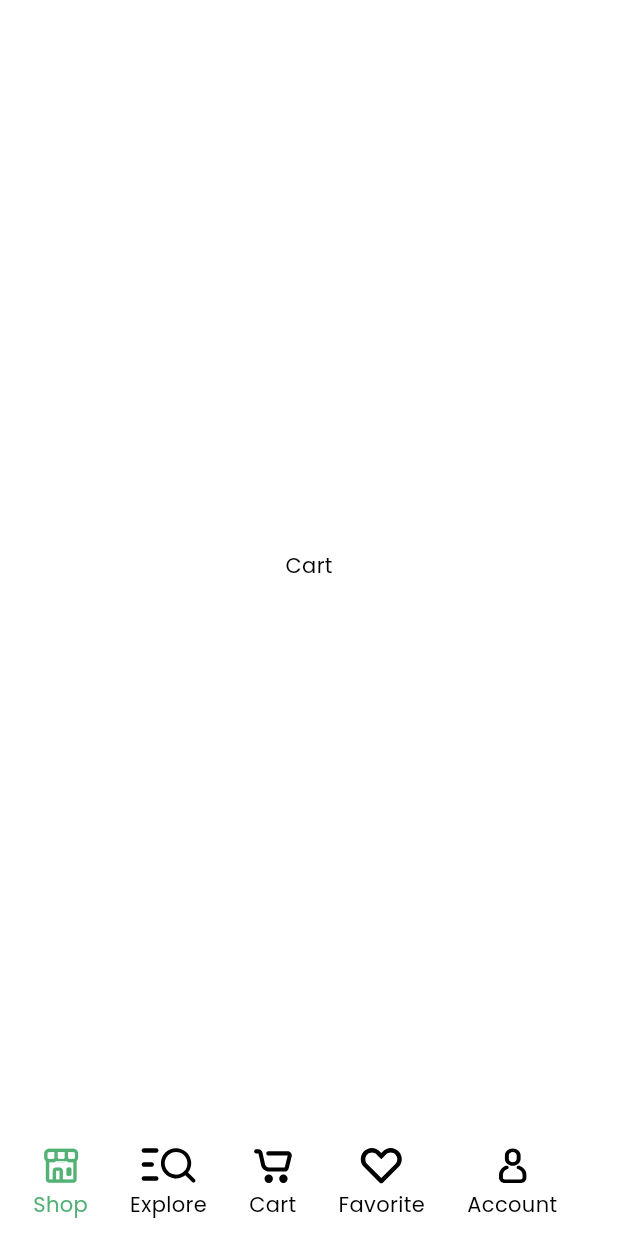
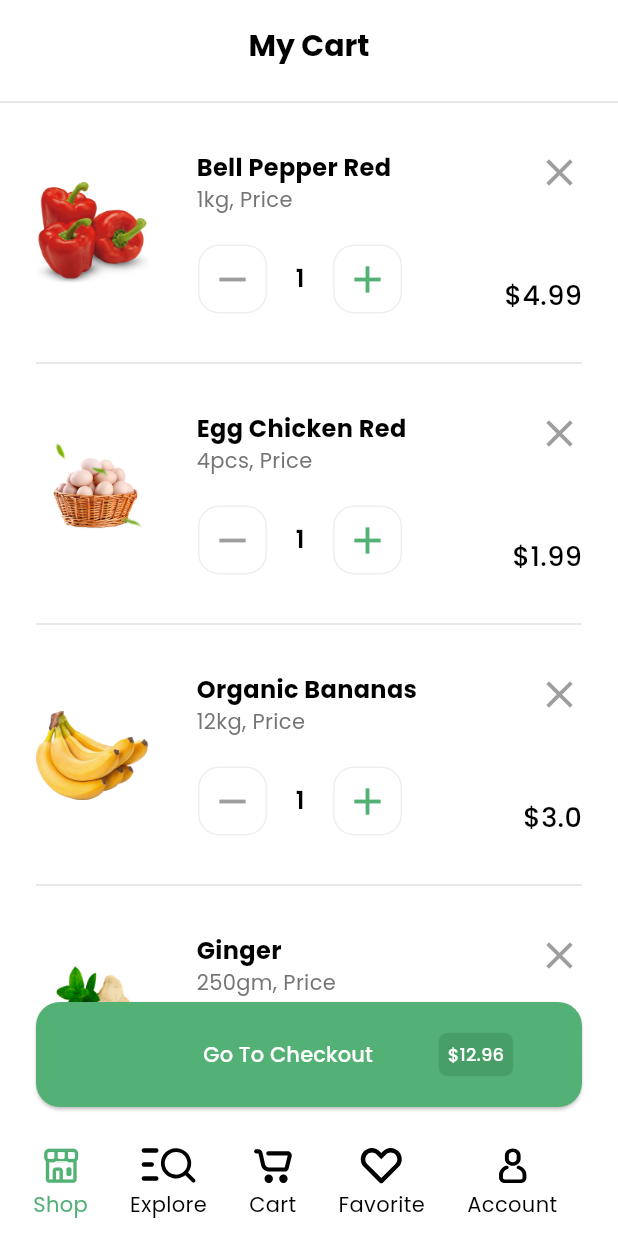
Before and after one commit to Abdalrahman-Alhamod/nectar-app, a Flutter app: the screen it shows after launch, swiped to page 3, on a phone screen of 412 x 824 dp. Run offline on Flutter 3.47's test engine with Material 3 defaults, Android fonts, the light colour scheme and no system bars; our stand-ins replace flutter_svg, go_router.

Commit message:
finish cart view

```diff
--- a/lib/core/assets/app_images.dart
+++ b/lib/core/assets/app_images.dart
@@ -22,4 +22,5 @@ abstract final class AppImages {
   static const shopIcon = '$_path/shop-icon.png';
   static const sprite = '$_path/sprite.png';
   static const userIcon = '$_path/user-icon.png';
+  static const eggChickenRed = '$_path/egg-chicken-red.png';
 }
--- a/lib/core/utils/app_route.dart
+++ b/lib/core/utils/app_route.dart
@@ -1,4 +1,3 @@
-
 import 'package:flutter/material.dart';
 import 'package:go_router/go_router.dart';
 import 'package:nectar_app/src/Find_Products/presentation/views/beverages_view.dart';
@@ -17,7 +16,7 @@ class AppRoute {
           return const HomeView();
         },
       ),
-       GoRoute(
+      GoRoute(
         path: kBeveragesView,
         builder: (BuildContext context, GoRouterState state) {
           // return const SplashView();
--- /dev/null
+++ b/lib/src/Cart/domain/entities/cart_item.dart
@@ -0,0 +1,8 @@
+class CartItem {
+  final String image;
+  final String name;
+  final String volume;
+  final num price;
+
+  CartItem(this.name, {required this.image, required this.volume, required this.price});
+}
--- /dev/null
+++ b/lib/src/Cart/presentation/views/cart_view.dart
@@ -0,0 +1,76 @@
+import 'package:flutter/material.dart';
+import 'package:nectar_app/core/assets/app_images.dart';
+import 'package:nectar_app/src/Cart/domain/entities/cart_item.dart';
+
+import 'widgets/cart_item_card.dart';
+import 'widgets/checkout_button.dart';
+
+class CartView extends StatelessWidget {
+  const CartView({super.key});
+
+  @override
+  Widget build(BuildContext context) {
+    return Scaffold(
+      appBar: AppBar(
+        title: const Text(
+          'My Cart',
+          style: TextStyle(
+            fontSize: 20,
+            fontWeight: FontWeight.bold,
+          ),
+        ),
+        centerTitle: true,
+        toolbarHeight: 60,
+      ),
+      body: ListView(
+        shrinkWrap: true,
+        children: [
+          Divider(
+            color: Colors.grey.shade300,
+          ),
+          Padding(
+            padding: const EdgeInsets.symmetric(horizontal: 24.0),
+            child: ListView(
+              shrinkWrap: true,
+              children: [
+                CartItemCard(
+                  cartItem: CartItem(
+                    'Bell Pepper Red',
+                    image: AppImages.bellPepperRed,
+                    volume: '1kg',
+                    price: 4.99,
+                  ),
+                ),
+                CartItemCard(
+                  cartItem: CartItem(
+                    'Egg Chicken Red',
+                    image: AppImages.eggChickenRed,
+                    volume: '4pcs',
+                    price: 1.99,
+                  ),
+                ),
+                CartItemCard(
+                  cartItem: CartItem(
+                    'Organic Bananas',
+                    image: AppImages.organicBananas,
+                    volume: '12kg',
+                    price: 3.00,
+                  ),
+                ),
+                CartItemCard(
+                  cartItem: CartItem(
+                    'Ginger',
+                    image: AppImages.ginger,
+                    volume: '250gm',
+                    price: 2.99,
+                  ),
+                ),
+              ],
+            ),
+          )
+        ],
+      ),
+      bottomNavigationBar: const CheckoutButton(),
+    );
+  }
+}
--- /dev/null
+++ b/lib/src/Cart/presentation/views/widgets/cart_item_card.dart
@@ -0,0 +1,86 @@
+
+import 'package:flutter/material.dart';
+
+import '../../../../../core/themes/app_colors.dart';
+import '../../../domain/entities/cart_item.dart';
+part './cart_item_counter.dart';
+class CartItemCard extends StatelessWidget {
+  const CartItemCard({
+    super.key,
+    required this.cartItem,
+  });
+  final CartItem cartItem;
+  @override
+  Widget build(BuildContext context) {
+    return Column(
+      children: [
+        Padding(
+          padding: const EdgeInsets.symmetric(vertical: 24.0),
+          child: SizedBox(
+            height: 110,
+            child: Row(
+              children: [
+                Image.asset(
+                  cartItem.image,
+                  width: 75,
+                ),
+                const SizedBox(
+                  width: 32,
+                ),
+                Column(
+                  crossAxisAlignment: CrossAxisAlignment.start,
+                  children: [
+                    Text(
+                      cartItem.name,
+                      style: const TextStyle(
+                        fontSize: 16,
+                        fontWeight: FontWeight.bold,
+                      ),
+                    ),
+                    Text(
+                      '${cartItem.volume}, Price',
+                      style: TextStyle(
+                        color: Colors.grey.shade600,
+                      ),
+                    ),
+                    const Spacer(
+                      flex: 1,
+                    ),
+                    const CartItemCounter()
+                  ],
+                ),
+                const Spacer(
+                  flex: 1,
+                ),
+                Column(
+                  crossAxisAlignment: CrossAxisAlignment.end,
+                  mainAxisAlignment: MainAxisAlignment.spaceBetween,
+                  children: [
+                    GestureDetector(
+                      onTap: () {},
+                      child: const Icon(
+                        Icons.close,
+                        size: 30,
+                        color: Colors.grey,
+                      ),
+                    ),
+                    Text(
+                      '\$${cartItem.price}',
+                      style: const TextStyle(
+                        fontSize: 18,
+                        fontWeight: FontWeight.w500,
+                      ),
+                    )
+                  ],
+                )
+              ],
+            ),
+          ),
+        ),
+        Divider(
+          color: Colors.grey.shade300,
+        )
+      ],
+    );
+  }
+}
--- /dev/null
+++ b/lib/src/Cart/presentation/views/widgets/cart_item_counter.dart
@@ -0,0 +1,70 @@
+part of './cart_item_card.dart';
+
+class CartItemCounter extends StatefulWidget {
+  const CartItemCounter({
+    super.key,
+  });
+
+  @override
+  State<CartItemCounter> createState() => _CartItemCounterState();
+}
+
+class _CartItemCounterState extends State<CartItemCounter> {
+  int quantity = 1;
+  @override
+  Widget build(BuildContext context) {
+    return Row(
+      children: [
+        IconButton(
+          onPressed: () {
+            setState(() {
+              quantity > 1 ? quantity-- : null;
+            });
+          },
+          icon: const Icon(Icons.remove),
+          color: Colors.grey,
+          iconSize: 30,
+          style: IconButton.styleFrom(
+            shape: RoundedRectangleBorder(
+              side: BorderSide(color: Colors.grey.shade200),
+              borderRadius: BorderRadius.circular(
+                14,
+              ),
+            ),
+          ),
+        ),
+        const SizedBox(
+          width: 18,
+        ),
+        Text(
+          '$quantity',
+          style: const TextStyle(
+            fontSize: 16,
+            fontWeight: FontWeight.w600,
+          ),
+        ),
+        const SizedBox(
+          width: 18,
+        ),
+        IconButton(
+          onPressed: () {
+            setState(() {
+              quantity++;
+            });
+          },
+          icon: const Icon(Icons.add),
+          color: AppColors.primary,
+          iconSize: 30,
+          style: IconButton.styleFrom(
+            shape: RoundedRectangleBorder(
+              side: BorderSide(color: Colors.grey.shade200),
+              borderRadius: BorderRadius.circular(
+                14,
+              ),
+            ),
+          ),
+        ),
+      ],
+    );
+  }
+}
--- /dev/null
+++ b/lib/src/Cart/presentation/views/widgets/checkout_button.dart
@@ -0,0 +1,66 @@
+import 'package:flutter/material.dart';
+
+import '../../../../../core/themes/app_colors.dart';
+
+class CheckoutButton extends StatelessWidget {
+  const CheckoutButton({
+    super.key,
+  });
+
+  @override
+  Widget build(BuildContext context) {
+    return Padding(
+      padding: const EdgeInsets.only(left: 24, right: 24, bottom: 16),
+      child: ElevatedButton(
+        onPressed: () {},
+        style: ElevatedButton.styleFrom(
+          backgroundColor: AppColors.primary,
+          foregroundColor: Colors.white,
+          shape: RoundedRectangleBorder(
+            borderRadius: BorderRadius.circular(
+              16,
+            ),
+          ),
+          fixedSize: const Size.fromHeight(70),
+        ),
+        child: Row(
+          children: [
+            const Spacer(
+              flex: 4,
+            ),
+            const Text(
+              'Go To Checkout',
+              style: TextStyle(
+                color: Colors.white,
+              ),
+            ),
+            const Spacer(
+              flex: 2,
+            ),
+            Container(
+              decoration: const BoxDecoration(
+                color: Color(0xff489E67),
+                borderRadius: BorderRadius.all(
+                  Radius.circular(
+                    6,
+                  ),
+                ),
+              ),
+              padding: const EdgeInsets.all(6),
+              child: const Text(
+                '\$12.96',
+                style: TextStyle(
+                  color: Colors.white,
+                  fontSize: 12,
+                ),
+              ),
+            ),
+            const Spacer(
+              flex: 1,
+            ),
+          ],
+        ),
+      ),
+    );
+  }
+}
--- a/lib/src/Home/presentation/views/home_view.dart
+++ b/lib/src/Home/presentation/views/home_view.dart
@@ -1,5 +1,6 @@
 import 'package:flutter/gestures.dart';
 import 'package:flutter/material.dart';
+import 'package:nectar_app/src/Cart/presentation/views/cart_view.dart';
 import 'package:nectar_app/src/Find_Products/presentation/views/find_products_view.dart';
 
 import '../../../../core/assets/app_svgs.dart';
@@ -37,7 +38,7 @@ class _HomeViewState extends State<HomeView> {
         children: const [
           Center(child: Text('Shop')),
           FindProductsView(),
-          Center(child: Text('Cart')),
+          CartView(),
           Center(child: Text('Favorite')),
           Center(child: Text('Account')),
         ],
```
Also changed, not shown: assets/images/egg-chicken-red.png (renamed from assets/images/egg-chicken_red.png).
